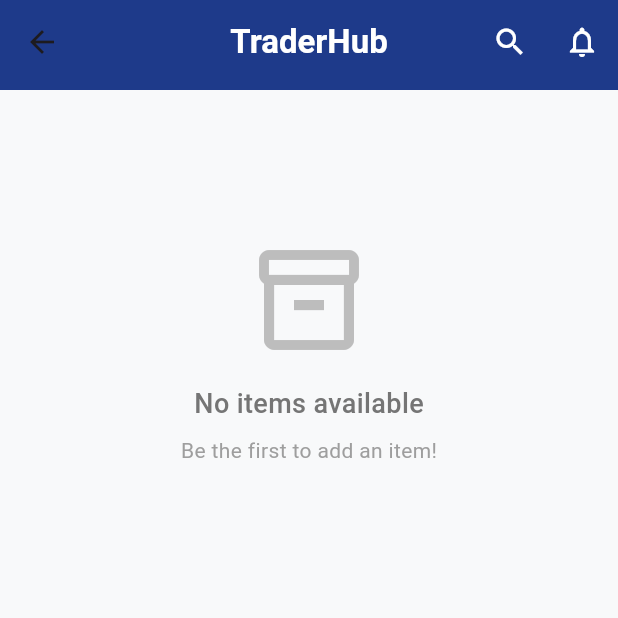
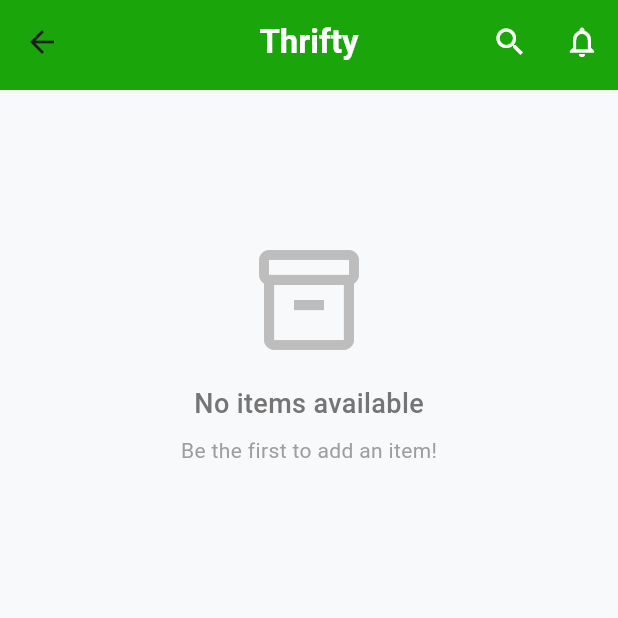
Before and after one commit to rushxbh/second_hand, a Flutter app: the HomePage screen opened directly, on a phone screen of 412 x 824 dp, the top half of it. Run offline on Flutter 3.47's test engine with Material 3 defaults, Android fonts, the phone set to English and light mode, and no system bars; our stand-ins replace carousel_slider, cloud_firestore, firebase_auth, firebase_core, google_sign_in, image_picker and 1 more; accounts and stored records are empty.

Commit message:
complete -3

```diff
--- a/lib/home_page.dart
+++ b/lib/home_page.dart
@@ -20,21 +20,21 @@
   // Banner facts about the app
   final List<Map<String, dynamic>> _bannerFacts = [
     {
-      'title': 'Trade Sustainably',
+      'title': 'Second Hand Sustainably',
       'subtitle': 'Join 10,000+ users reducing waste through trading',
-      'color': const Color(0xFF7AB356),
+      'color': const Color.fromARGB(255, 99, 168, 97),
       'icon': Icons.eco
     },
     {
       'title': 'Secure Transactions',
       'subtitle': 'Every trade is protected by our secure platform',
-      'color': const Color(0xFF5B8DEF),
+      'color': const Color.fromARGB(255, 91, 239, 202),
       'icon': Icons.security
     },
     {
       'title': 'Save Money',
       'subtitle': 'Users save ₹2,000 on average per month',
-      'color': const Color(0xFFE67E22),
+      'color': const Color.fromARGB(255, 47, 230, 34),
       'icon': Icons.savings
     },
   ];
@@ -84,9 +84,9 @@
               expandedHeight: 60,
               floating: true,
               pinned: true,
-              backgroundColor: const Color(0xFF1E3A8A),
+              backgroundColor: const Color.fromARGB(255, 26, 166, 11),
               title: const Text(
-                "TraderHub",
+                "Thrifty",
                 style: TextStyle(
                   color: Colors.white,
                   fontWeight: FontWeight.bold,
@@ -237,36 +237,6 @@
         const SizedBox(height: 24),
 
         // Featured items carousel
-        _buildSectionTitle("Featured Items"),
-
-        const SizedBox(height: 12),
-
-        _buildFeaturedItemsCarousel(),
-
-        const SizedBox(height: 24),
-
-        // All items grid
-        Padding(
-          padding: const EdgeInsets.symmetric(horizontal: 16),
-          child: Row(
-            mainAxisAlignment: MainAxisAlignment.spaceBetween,
-            children: [
-              _buildSectionTitle("All Items"),
-              TextButton(
-                onPressed: () {},
-                child: const Text(
-                  "See All",
-                  style: TextStyle(
-                    color: Color(0xFF1E3A8A),
-                    fontWeight: FontWeight.w600,
-                  ),
-                ),
-              ),
-            ],
-          ),
-        ),
-
-        const SizedBox(height: 8),
 
         _buildItemsGrid(),
 
--- a/lib/main.dart
+++ b/lib/main.dart
@@ -1,7 +1,7 @@
 import 'package:flutter/material.dart';
-import 'package:traderhub/main_screen.dart';
-import 'package:traderhub/profile_page.dart';
-import 'package:traderhub/your_requests_page.dart';
+import 'package:Thrifty/main_screen.dart';
+import 'package:Thrifty/profile_page.dart';
+import 'package:Thrifty/your_requests_page.dart';
 import 'home_page.dart';
 import 'auth_page.dart';
 import 'post_item_page.dart';
--- a/lib/profile_page.dart
+++ b/lib/profile_page.dart
@@ -1,8 +1,8 @@
 import 'package:flutter/material.dart';
 import 'package:firebase_auth/firebase_auth.dart';
 import 'package:cloud_firestore/cloud_firestore.dart';
-import 'package:traderhub/services/auth_service.dart';
-import 'package:traderhub/your_requests_page.dart';
+import 'package:Thrifty/services/auth_service.dart';
+import 'package:Thrifty/your_requests_page.dart';
 
 class ProfilePage extends StatefulWidget {
   const ProfilePage({Key? key}) : super(key: key);
--- a/pubspec.yaml
+++ b/pubspec.yaml
@@ -1,4 +1,4 @@
-name: traderhub
+name: Thrifty
 description: A Flutter app for a barter system with authentication.
 
 publish_to: 'none' # Remove this line if you wish to publish to pub.dev
@@ -21,6 +21,7 @@
   firebase_storage: ^12.4.4
   carousel_slider: ^5.0.0
   shimmer: ^3.0.0
+  url_launcher: ^6.3.1
 
 dev_dependencies:
   flutter_test:
```
Also changed, not shown: lib/auth_page.dart (+15 -6 lines), lib/product_details.dart (+39 -50 lines), lib/your_requests_page.dart (+52 -71 lines), pubspec.lock, 6 other files.
